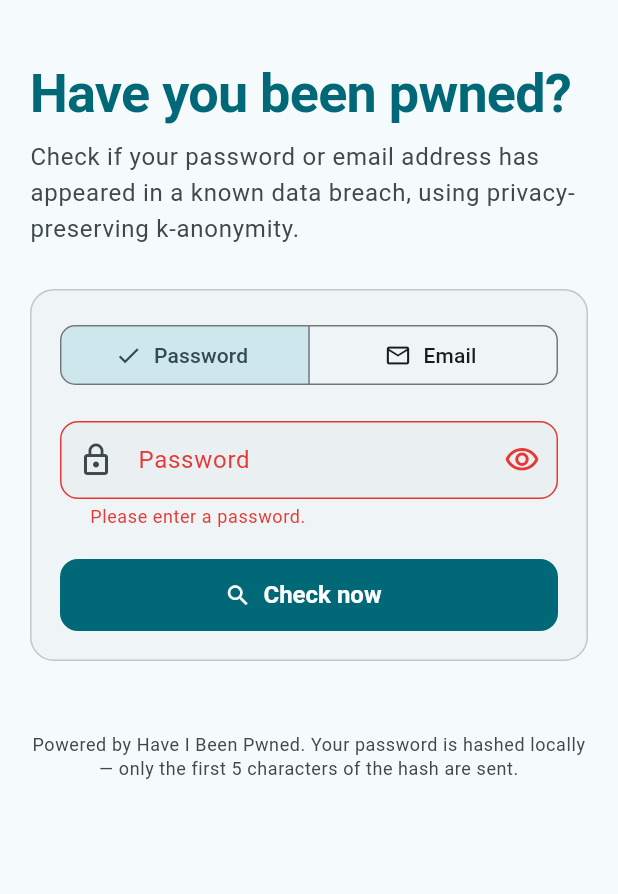
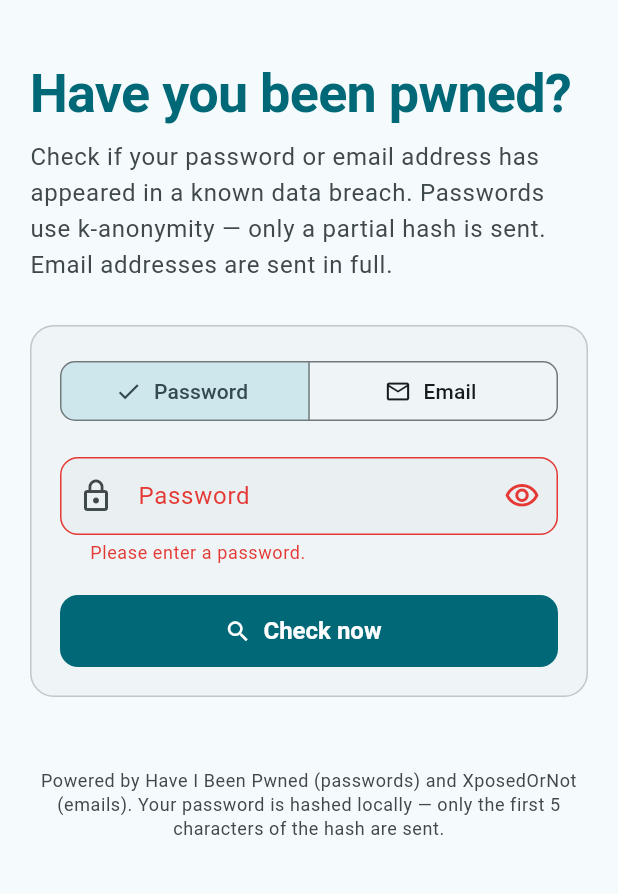
Before and after one commit to SillyLittleTech/PasCurtain, a Flutter app: the screen it shows after launch, after a tap on "Check now", on a phone screen of 412 x 824 dp, the part 59-953 px from its top. Run offline on Flutter 3.47's test engine with Material 3 defaults, Android fonts, the phone set to English and light mode, and no system bars.

Commit message:
fix: correct privacy documentation — email is sent in full, k-anon applies to passwords only
Agent-Logs-Url: https://github.com/SillyLittleTech/powwow/sessions/23ed59c3-1069-46d1-93ca-a3b49ee2366a

Co-authored-by: kiyarose <75678535+kiyarose@users.noreply.github.com>

```diff
--- a/lib/screens/home_screen.dart
+++ b/lib/screens/home_screen.dart
@@ -23,7 +23,6 @@ class HomeScreen extends StatefulWidget {
 class _HomeScreenState extends State<HomeScreen> {
   final _formKey = GlobalKey<FormState>();
   final _inputController = TextEditingController();
-  final _apiKeyController = TextEditingController();
 
   CheckType _checkType = CheckType.password;
   bool _isLoading = false;
@@ -42,7 +41,6 @@ class _HomeScreenState extends State<HomeScreen> {
   @override
   void dispose() {
     _inputController.dispose();
-    _apiKeyController.dispose();
     _httpClient.close();
     super.dispose();
   }
@@ -57,9 +55,7 @@ class _HomeScreenState extends State<HomeScreen> {
     });
 
     final input = _inputController.text.trim();
-    final apiKey =
-        _apiKeyController.text.trim().isEmpty ? null : _apiKeyController.text.trim();
-    final service = PwnedApiService(hibpApiKey: apiKey, httpClient: _httpClient);
+    final service = PwnedApiService(httpClient: _httpClient);
 
     final result = _checkType == CheckType.password
         ? await service.checkPassword(input)
@@ -151,8 +147,8 @@ class _HomeScreenState extends State<HomeScreen> {
         const SizedBox(height: 8),
         // TODO(rename): Update subtitle when rebranding
         Text(
-          'Check if your password or email address has appeared in a known data breach, '
-          'using privacy-preserving k-anonymity.',
+          'Check if your password or email address has appeared in a known data breach. '
+          'Passwords use k-anonymity — only a partial hash is sent. Email addresses are sent in full.',
           style: theme.textTheme.bodyLarge?.copyWith(
             color: theme.colorScheme.onSurfaceVariant,
           ),
@@ -226,21 +222,7 @@ class _HomeScreenState extends State<HomeScreen> {
                   return null;
                 },
               ),
-              // Optional API key field for email checks
-              if (_checkType == CheckType.email) ...[
-                const SizedBox(height: 16),
-                TextFormField(
-                  controller: _apiKeyController,
-                  obscureText: true,
-                  decoration: const InputDecoration(
-                    // TODO(rename): update label on rebrand
-                    labelText: 'HIBP API Key (required for email checks)',
-                    prefixIcon: Icon(Icons.vpn_key_outlined),
-                    helperText:
-                        'Get a free key at haveibeenpwned.com/API/Key',
-                  ),
-                ),
-              ],
+              // No API key field needed — email checks use XposedOrNot (free, no key required)
               const SizedBox(height: 20),
               // Submit button
               FilledButton.icon(
@@ -267,7 +249,7 @@ class _HomeScreenState extends State<HomeScreen> {
   Widget _buildFooter(ThemeData theme) {
     return Text(
       // TODO(rename): update footer attribution on rebrand
-      'Powered by Have I Been Pwned. '
+      'Powered by Have I Been Pwned (passwords) and XposedOrNot (emails). '
       'Your password is hashed locally — only the first 5 characters of the hash are sent.',
       style: theme.textTheme.bodySmall?.copyWith(
         color: theme.colorScheme.onSurfaceVariant,
--- a/lib/theme/app_theme.dart
+++ b/lib/theme/app_theme.dart
@@ -76,7 +76,7 @@ abstract class AppTheme {
         ),
       ),
       // ── Cards ────────────────────────────────────────────────────────────────
-      cardTheme: CardTheme(
+      cardTheme: CardThemeData(
         elevation: 0,
         shape: RoundedRectangleBorder(
           borderRadius: BorderRadius.circular(16),
```
Also changed, not shown: lib/services/pwned_api_service.dart (+21 -42 lines), 1 other file.
